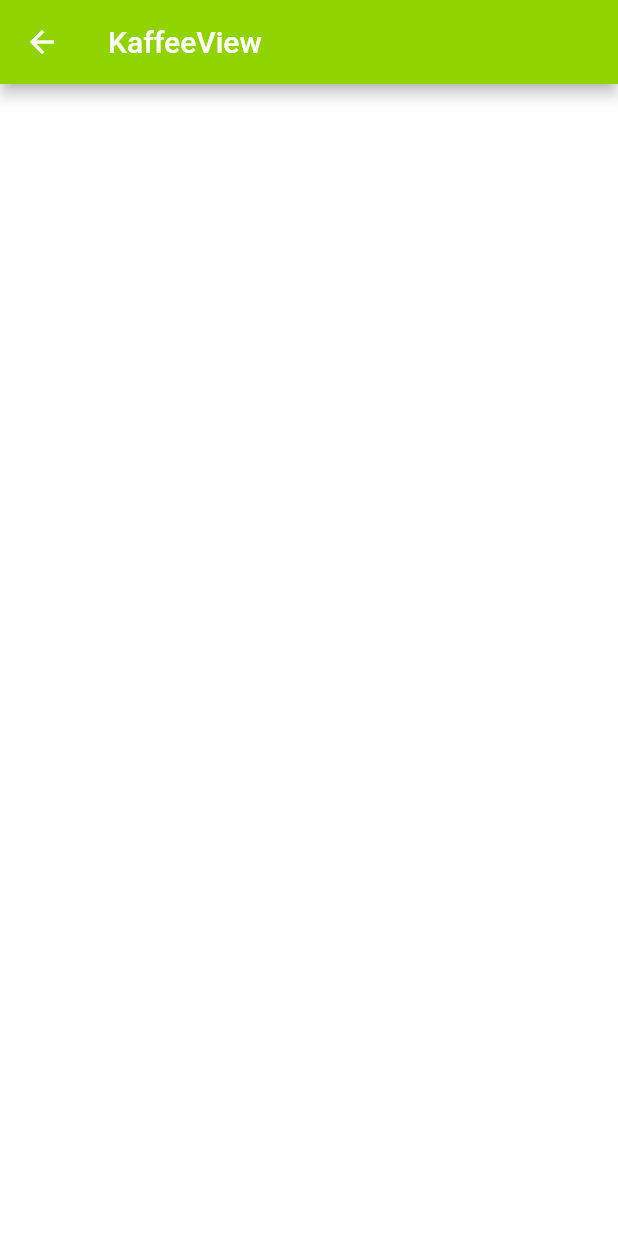
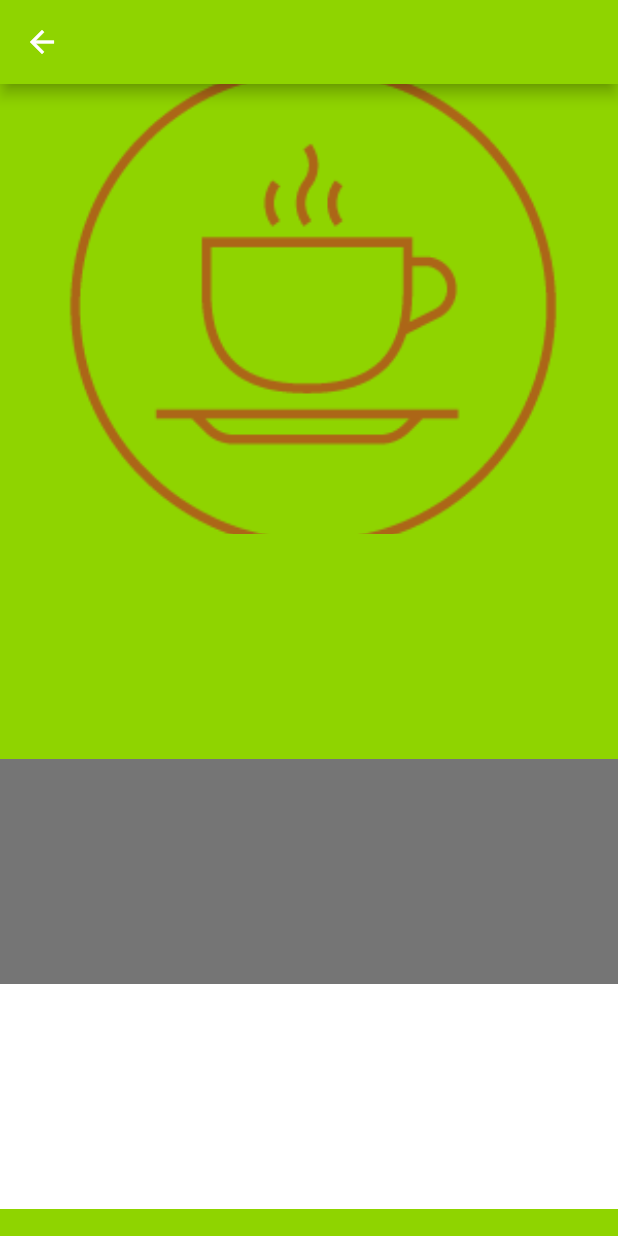
Before and after one commit to faensi/FIWStudiApp, a Flutter app: the screen it shows after launch, after a tap on "Coffeemachine", on a phone screen of 412 x 824 dp. Run offline on Flutter 3.47's test engine with Material 2 defaults, Android fonts, the phone set to English and light mode, and no system bars.

Commit message:
add CustomScrollView and SLiverAppBar

```diff
--- a/lib/UI/KaffeeView.dart
+++ b/lib/UI/KaffeeView.dart
@@ -9,7 +9,6 @@ class KaffeeView extends StatelessWidget {
       home: Scaffold(
         backgroundColor: Colors.white,
         appBar: AppBar(
-          title: Text('KaffeeView'),
           backgroundColor: studiAppGreen,
           leading: IconButton(
             icon: Icon(
@@ -21,6 +20,30 @@ class KaffeeView extends StatelessWidget {
             },
           ),
         ),
+        body: CustomScrollView(
+          slivers: <Widget>[
+            SliverAppBar(
+              backgroundColor: studiAppGreen,
+              floating: true,
+              expandedHeight: 300.0,
+              flexibleSpace: FlexibleSpaceBar(
+                background: Image.asset('Images/Coffee_background.png',
+                    fit: BoxFit.cover),
+              ),
+            ),
+            SliverFixedExtentList(
+              itemExtent: 150.0,
+              delegate: SliverChildListDelegate([
+                Container(color: studiAppGreen),
+                Container(color: studiAppGrey),
+                Container(color: studiAppWhite),
+                Container(color: studiAppGreen),
+                Container(color: studiAppGrey),
+                Container(color: studiAppWhite),
+              ]),
+            )
+          ],
+        ),
       ),
     );
   }
--- a/lib/UI/Startview.dart
+++ b/lib/UI/Startview.dart
@@ -44,7 +44,7 @@ class Startview extends StatelessWidget {
                     children: <Widget>[
                       AspectRatio(
                         aspectRatio: 18.0 / 11.0,
-                        child: Image.asset('Images/Coffeeimage.png'),
+                        child: Image.asset('Images/KaffeGrey.png'),
                       ),
                       Padding(
                         padding: EdgeInsets.fromLTRB(16.0, 12.0, 16.0, 8.0),
--- a/pubspec.yaml
+++ b/pubspec.yaml
@@ -21,4 +21,4 @@ flutter:
 
   uses-material-design: true
   assets:
-    - Images/Coffeeimage.png
+    - Images/
```
Also changed, not shown: Images/Coffee_background.png (added), Images/KaffeGrey.png (added).
